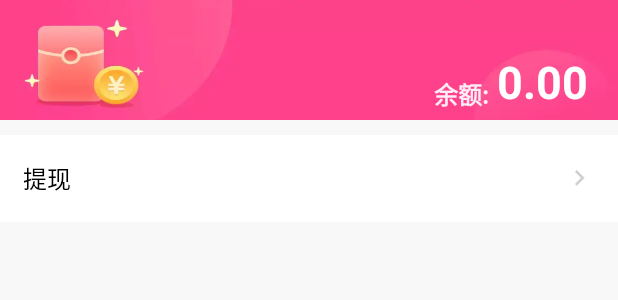
After one commit to quibbler01/lottery, an Android app: the layout activity_incentive_money.xml on its own in the app's theme, with its tools: preview values and no code run, on a phone screen of 412 x 824 dp. The commit adds this screen. Shown: the top 300 px of the screen. Run offline under Robolectric (Android 15) with nearby library versions, the phone set to English and light mode, and no system bars.

Commit message:
develop day 16

```diff
--- /dev/null
+++ b/lottery/src/main/res/layout/activity_incentive_money.xml
@@ -0,0 +1,72 @@
+<?xml version="1.0" encoding="utf-8"?>
+<androidx.appcompat.widget.LinearLayoutCompat xmlns:android="http://schemas.android.com/apk/res/android"
+    xmlns:app="http://schemas.android.com/apk/res-auto"
+    xmlns:tools="http://schemas.android.com/tools"
+    android:layout_width="match_parent"
+    android:layout_height="match_parent"
+    android:background="@color/app_gray_background"
+    android:orientation="vertical"
+    tools:context=".ui.activity.IncentiveMoneyActivity">
+
+    <RelativeLayout
+        android:layout_width="match_parent"
+        android:layout_height="80dp"
+        android:background="@drawable/incentive_bg">
+
+        <TextView
+            android:id="@+id/remain_text"
+            android:layout_width="wrap_content"
+            android:layout_height="wrap_content"
+            android:layout_alignBottom="@id/remain_number"
+            android:layout_toStartOf="@id/remain_number"
+            android:text="@string/remain_of_money"
+            android:textColor="#E6FFFFFF"
+            android:textSize="16dp"
+            android:textStyle="bold" />
+
+        <TextView
+            android:id="@+id/remain_number"
+            android:layout_width="wrap_content"
+            android:layout_height="wrap_content"
+            android:layout_alignParentEnd="true"
+            android:layout_alignParentBottom="true"
+            android:layout_marginStart="5dp"
+            android:layout_marginEnd="20dp"
+            android:layout_marginBottom="5dp"
+            android:text="0.00"
+            android:textColor="@color/white"
+            android:textSize="30dp"
+            android:textStyle="bold" />
+
+    </RelativeLayout>
+
+    <androidx.appcompat.widget.LinearLayoutCompat
+        android:id="@+id/withdrawal_layout"
+        android:layout_width="match_parent"
+        android:layout_height="58dp"
+        android:layout_marginTop="10dp"
+        android:background="@drawable/bg_change"
+        android:clickable="true"
+        android:gravity="center_vertical"
+        android:orientation="horizontal"
+        android:paddingStart="15dp"
+        android:paddingEnd="15dp">
+
+        <TextView
+            android:id="@+id/withdrawal"
+            android:layout_width="0dp"
+            android:layout_height="wrap_content"
+            android:layout_weight="1"
+            android:text="@string/withdrawal"
+            android:textColor="@color/black"
+            android:textSize="16dp" />
+
+        <ImageView
+            android:id="@+id/arrow"
+            android:layout_width="20dp"
+            android:layout_height="20dp"
+            android:src="@drawable/more_arrow" />
+
+    </androidx.appcompat.widget.LinearLayoutCompat>
+
+</androidx.appcompat.widget.LinearLayoutCompat>
--- a/lottery/src/main/res/values/strings.xml
+++ b/lottery/src/main/res/values/strings.xml
@@ -261,4 +261,8 @@
     <string name="winning_list">中奖榜</string>
     <string name="bonus_list">奖金榜</string>
     <string name="popularity_chart">人气榜</string>
+    <string name="simulate_type_inheritance">遗传模拟</string>
+    <string name="simulate_type_normal">普通模拟</string>
+    <string name="simulate_type_random">随机模拟</string>
+    <string name="simulate_type_cholestasis">胆拖模拟</string>
 </resources>
```
Also changed, not shown: lottery/src/main/java/cn/quibbler/lottery/ui/activity/AboutSmartRecommendActivity.kt (added, +21 -0 lines), lottery/src/main/java/cn/quibbler/lottery/ui/activity/OtherNotificationActivity.kt (added, +20 -0 lines), lottery/src/main/res/layout/activity_game_center.xml (added, +9 -0 lines).
